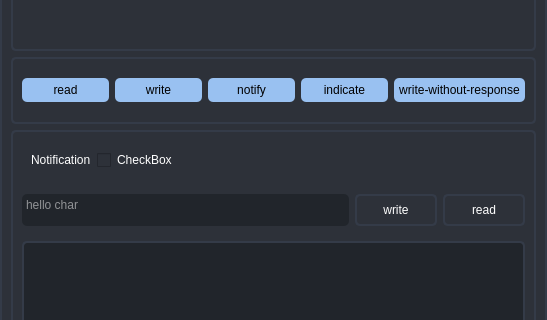
Before: the Qt Designer form char.ui in EdwinFairchild/BLE-PyDex, drawn with Qt 5; both pictures show x 0 to 547 and y 93 to 413 of the 547 by 500 pixel window.
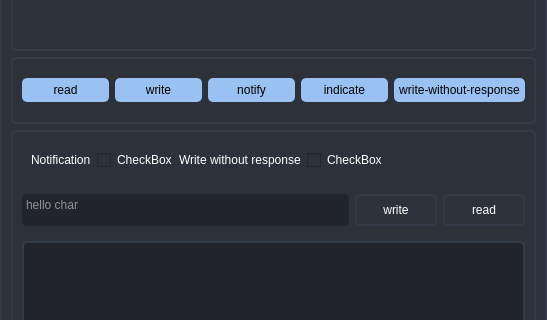
After: the same form once the commit is applied. Custom widgets are drawn as their Qt base class.

Commit message: add toggle when both write/write w/o resp are present

Patch:
```diff
--- a/char.ui
+++ b/char.ui
@@ -287,6 +287,29 @@
               </property>
              </widget>
             </item>
+            <item>
+             <widget class="QLabel" name="write_no_resp_lbl">
+              <property name="text">
+               <string>Write without response</string>
+              </property>
+             </widget>
+            </item>
+            <item>
+             <widget class="AnimatedToggle" name="write_no_resp_toggle">
+              <property name="maximumSize">
+               <size>
+                <width>99999</width>
+                <height>999999</height>
+               </size>
+              </property>
+              <property name="text">
+               <string>CheckBox</string>
+              </property>
+              <property name="checked">
+               <bool>false</bool>
+              </property>
+             </widget>
+            </item>
             <item>
              <spacer name="horizontalSpacer">
               <property name="orientation">
```
The commit also changes 2 other files.
